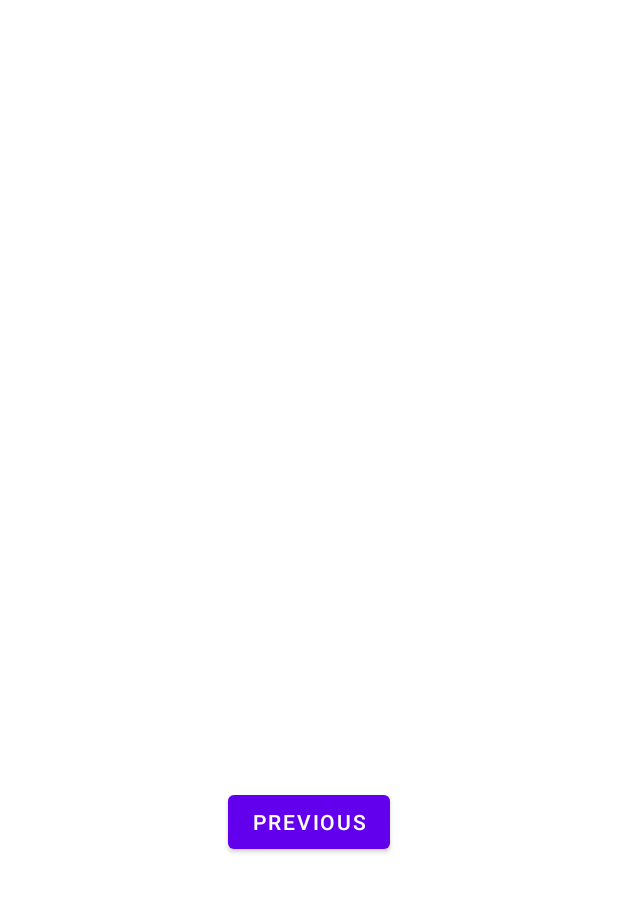
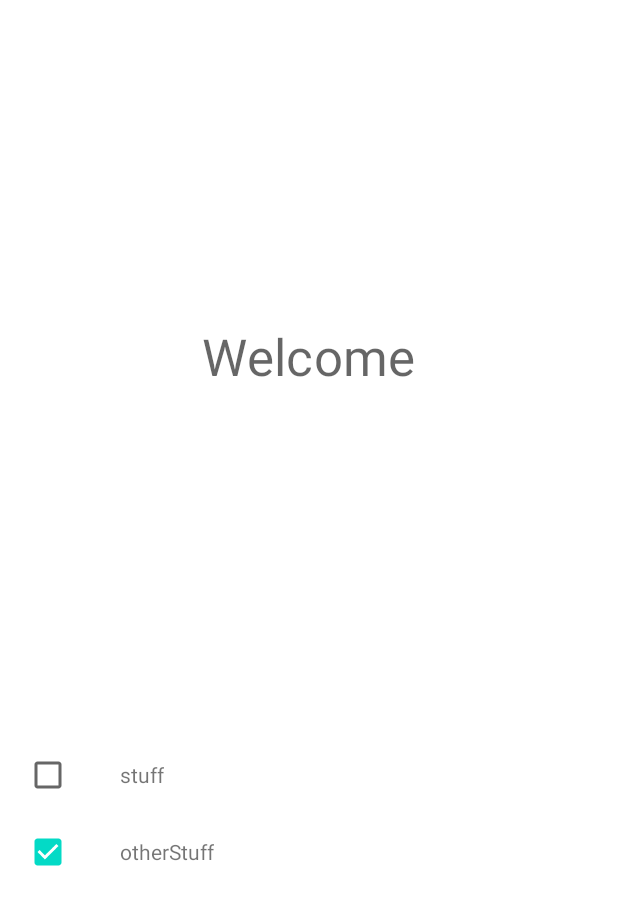
Before and after one commit to Jericho-One/WellFromHome, an Android app: the SecondFragment screen opened through its navigation route, on a phone screen of 412 x 824 dp. Shown: the top 905 px of the screen. Run offline under Robolectric (Android 15) with nearby library versions, the phone set to English and light mode, and no system bars.

```diff
--- a/app/src/main/java/com/example/wellfromhome/SecondFragment.kt
+++ b/app/src/main/java/com/example/wellfromhome/SecondFragment.kt
@@ -7,6 +7,9 @@ import android.view.View
 import android.view.ViewGroup
 import android.widget.Button
 import androidx.navigation.fragment.findNavController
+import androidx.recyclerview.widget.LinearLayoutManager
+import kotlinx.android.synthetic.main.fragment_first.*
+import kotlinx.android.synthetic.main.fragment_second.*
 
 /**
  * A simple [Fragment] subclass as the second destination in the navigation.
@@ -24,8 +27,9 @@ class SecondFragment : Fragment() {
     override fun onViewCreated(view: View, savedInstanceState: Bundle?) {
         super.onViewCreated(view, savedInstanceState)
 
-        view.findViewById<Button>(R.id.button_second).setOnClickListener {
-            findNavController().navigate(R.id.action_SecondFragment_to_FirstFragment)
+        list.apply {
+            layoutManager = LinearLayoutManager(this@SecondFragment.context)
+            adapter = TrackAdapter(listOf(ListItem("stuff", false), ListItem("otherStuff", true)))
         }
     }
 }
--- /dev/null
+++ b/app/src/main/res/drawable/ic_check_white_24dp.xml
@@ -0,0 +1,5 @@
+<vector android:height="24dp" android:tint="#FFFFFF"
+    android:viewportHeight="24.0" android:viewportWidth="24.0"
+    android:width="24dp" xmlns:android="http://schemas.android.com/apk/res/android">
+    <path android:fillColor="#FF000000" android:pathData="M9,16.17L4.83,12l-1.42,1.41L9,19 21,7l-1.41,-1.41z"/>
+</vector>
--- a/app/src/main/res/layout/fragment_second.xml
+++ b/app/src/main/res/layout/fragment_second.xml
@@ -7,21 +7,24 @@
     tools:context=".SecondFragment">
 
     <TextView
-        android:id="@+id/textview_second"
+        style="@style/TextAppearance.MaterialComponents.Headline4"
+        android:id="@+id/welcome"
         android:layout_width="wrap_content"
         android:layout_height="wrap_content"
-        app:layout_constraintBottom_toTopOf="@id/button_second"
+        android:text="@string/welcome"
+        app:layout_constraintBottom_toTopOf="@id/list"
         app:layout_constraintEnd_toEndOf="parent"
         app:layout_constraintStart_toStartOf="parent"
         app:layout_constraintTop_toTopOf="parent" />
 
-    <Button
-        android:id="@+id/button_second"
-        android:layout_width="wrap_content"
+    <androidx.recyclerview.widget.RecyclerView
+        android:id="@+id/list"
+        android:layout_width="match_parent"
         android:layout_height="wrap_content"
-        android:text="@string/previous"
-        app:layout_constraintBottom_toBottomOf="parent"
+        android:padding="16dp"
+        android:clipToPadding="false"
+        app:layout_constraintTop_toBottomOf="@+id/welcome"
+        app:layout_constraintStart_toStartOf="parent"
         app:layout_constraintEnd_toEndOf="parent"
-        app:layout_constraintStart_toStartOf="parent"
-        app:layout_constraintTop_toBottomOf="@id/textview_second" />
+        app:layout_constraintBottom_toBottomOf="parent"/>
 </androidx.constraintlayout.widget.ConstraintLayout>
--- a/app/src/main/res/values/colors.xml
+++ b/app/src/main/res/values/colors.xml
@@ -1,6 +1,7 @@
 <?xml version="1.0" encoding="utf-8"?>
 <resources>
-    <color name="colorPrimary">#6200EE</color>
-    <color name="colorPrimaryDark">#3700B3</color>
-    <color name="colorAccent">#03DAC5</color>
+    <color name="colorPrimary">#8ce8d1</color>
+    <color name="colorPrimaryDark">#5ab5a0</color>
+    <color name="colorPrimaryLight">#bfffff</color>
+    <color name="colorAccent">#bf7a72</color>
 </resources>
--- a/app/src/main/res/values/strings.xml
+++ b/app/src/main/res/values/strings.xml
@@ -7,6 +7,7 @@
     <string name="next">Next</string>
     <string name="previous">Previous</string>
 
-    <string name="hello_first_fragment">Hello first fragment</string>
+    <string name="welcome">Welcome</string>
     <string name="hello_second_fragment">Hello second fragment. Arg: %1$s</string>
+    <string name="what_to_call_you">What should we call you?</string>
 </resources>
--- a/app/src/main/res/values/styles.xml
+++ b/app/src/main/res/values/styles.xml
@@ -13,8 +13,6 @@
         <item name="windowNoTitle">true</item>
     </style>
 
-    <style name="AppTheme.AppBarOverlay" parent="ThemeOverlay.AppCompat.Dark.ActionBar" />
-
     <style name="AppTheme.PopupOverlay" parent="ThemeOverlay.AppCompat.Light" />
 
 </resources>
```
Also changed, not shown: app/src/main/java/com/example/wellfromhome/FirstFragment.kt (+23 -5 lines), app/src/main/java/com/example/wellfromhome/ViewExtensions.kt (added, +16 -0 lines), app/src/main/res/layout/fragment_first.xml (+38 -10 lines).
